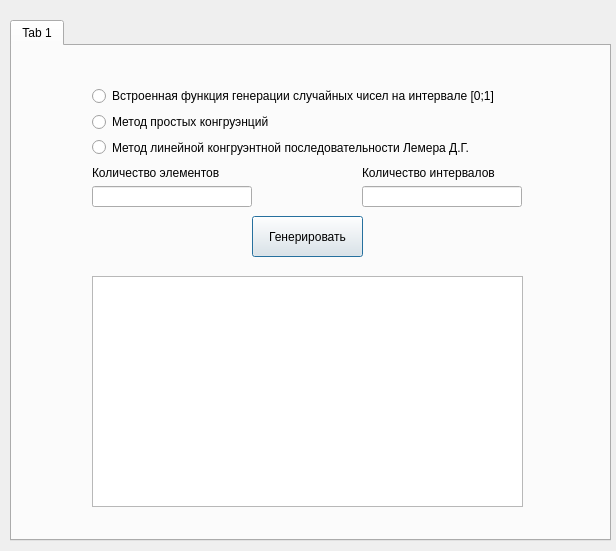
Old version of the form file.ui in the repository KomaR1/uniform_distribution.
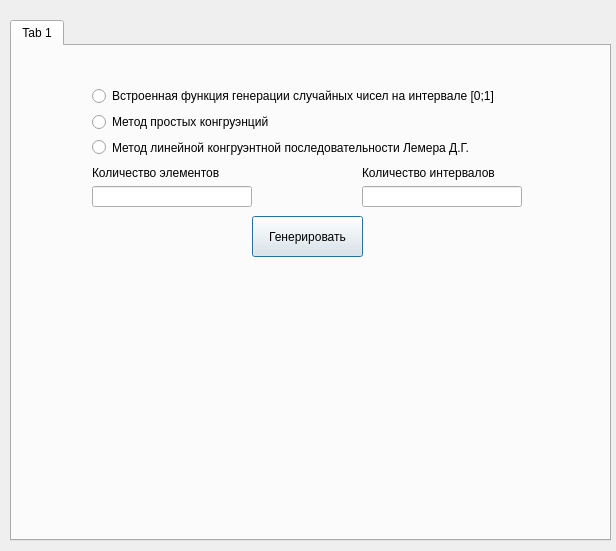
New version of the form.

Diff of the .ui file:
```diff
--- a/file.ui
+++ b/file.ui
@@ -106,16 +106,6 @@
       </item>
      </layout>
     </widget>
-    <widget class="QGraphicsView" name="graphicsView">
-     <property name="geometry">
-      <rect>
-       <x>80</x>
-       <y>230</y>
-       <width>431</width>
-       <height>231</height>
-      </rect>
-     </property>
-    </widget>
     <widget class="QPushButton" name="pushButton">
      <property name="geometry">
       <rect>
@@ -129,6 +119,19 @@
       <string>Генерировать</string>
      </property>
     </widget>
+    <widget class="QLabel" name="label_3">
+     <property name="geometry">
+      <rect>
+       <x>50</x>
+       <y>220</y>
+       <width>491</width>
+       <height>261</height>
+      </rect>
+     </property>
+     <property name="text">
+      <string/>
+     </property>
+    </widget>
    </widget>
   </widget>
  </widget>
```
